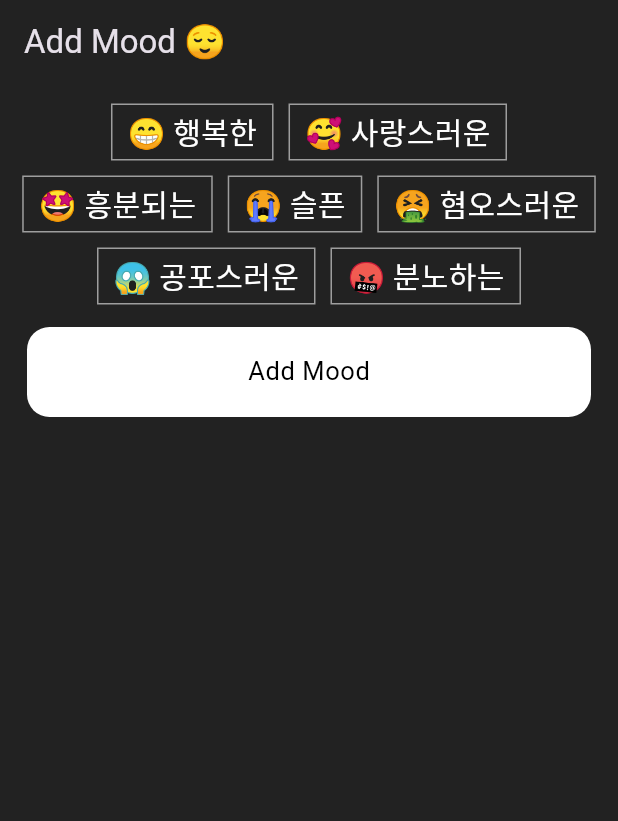
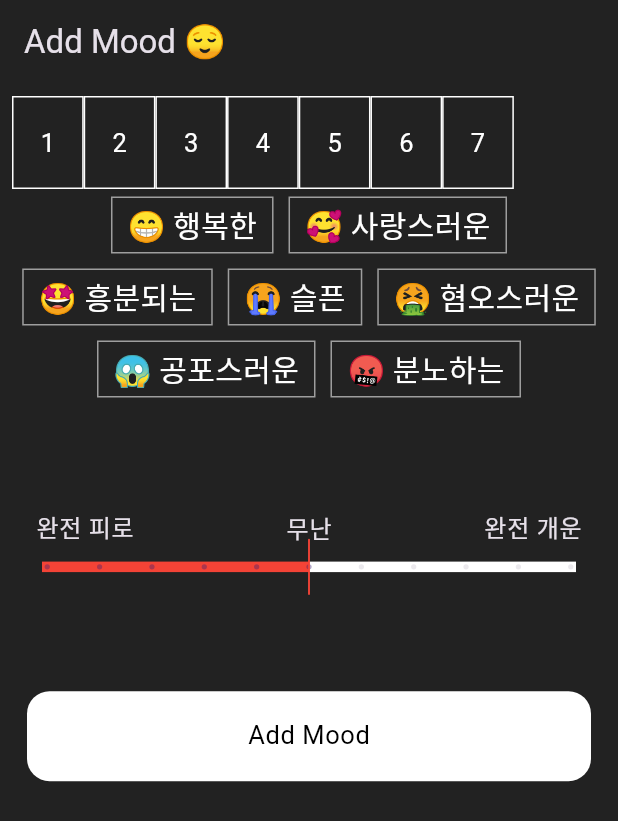
Before and after one commit to DutchVandaline/SOGAK, a Flutter app: the AddMoodScreen screen opened directly, on a phone screen of 412 x 824 dp. Shown: the top 821 px of the screen. Run offline on Flutter 3.47's test engine with Material 3 defaults, Android fonts, the light colour scheme and no system bars; our stand-ins replace shared_preferences, syncfusion_flutter_charts; accounts and stored records are empty.

Commit message:
add screen

```diff
--- a/lib/Screens/AddMoodScreen.dart
+++ b/lib/Screens/AddMoodScreen.dart
@@ -1,10 +1,46 @@
 import 'package:flutter/material.dart';
+import 'package:http/http.dart' as http;
+import 'package:shared_preferences/shared_preferences.dart';
+import 'package:sogak/Widgets/SliderWidget.dart';
+import 'dart:convert';
 
 List<String> MoodList = [];
 
 class AddMoodScreen extends StatefulWidget {
   @override
   State<AddMoodScreen> createState() => _AddMoodScreenState();
+}
+
+void postMood(
+    int _base_mood,
+    String _date,
+    List<int> _detail_mood,
+    String _what_happened,
+    int _tired_rate,
+    int _stress_rate,
+    bool _sogak_bool) async {
+  SharedPreferences prefs = await SharedPreferences.getInstance();
+  String? _userToken = prefs.getString('UserToken');
+  var url =
+      Uri.https('sogak-api-nraiv.run.goorm.site', '/api/feeling/feelings/');
+  var response = await http.post(url, headers: {
+    'Authorization': 'Token $_userToken'
+  }, body: {
+    'base_mood': _base_mood,
+    'date': _date,
+    'detail_mood': _detail_mood,
+    'what_happened': _what_happened,
+    'tired_rate': _tired_rate,
+    'stress_rate': _stress_rate,
+    'sogak_bool': _sogak_bool,
+  });
+  if (response.statusCode == 200) {
+    print(response.body);
+    Map<String, dynamic> jsonData = json.decode(response.body);
+  } else {
+    print('Error: ${response.statusCode}');
+    print('Error body: ${response.body}');
+  }
 }
 
 class _AddMoodScreenState extends State<AddMoodScreen> {
@@ -30,6 +66,19 @@ class _AddMoodScreenState extends State<AddMoodScreen> {
             height: MediaQuery.of(context).size.height,
             child: ListView(
               children: [
+                Container(
+                  child: Row(
+                    children: [
+                      BaseMoodWidget(inputNumber: 1),
+                      BaseMoodWidget(inputNumber: 2),
+                      BaseMoodWidget(inputNumber: 3),
+                      BaseMoodWidget(inputNumber: 4),
+                      BaseMoodWidget(inputNumber: 5),
+                      BaseMoodWidget(inputNumber: 6),
+                      BaseMoodWidget(inputNumber: 7),
+                    ],
+                  ),
+                ),
                 Container(
                   child: Column(
                     children: [
@@ -57,6 +106,10 @@ class _AddMoodScreenState extends State<AddMoodScreen> {
                       ),
                     ],
                   ),
+                ),
+                Padding(
+                  padding: EdgeInsets.all(8.0),
+                  child: SliderWidget(),
                 ),
                 Padding(
                   padding: EdgeInsets.all(10.0),
@@ -104,8 +157,8 @@ class _MoodSelectWidgetState extends State<MoodSelectWidget> {
             setState(() {
               _onpressed = !_onpressed;
               _onpressed
-                    ? MoodList.add(widget.inputMood)
-                    : MoodList.remove(widget.inputMood);
+                  ? MoodList.add(widget.inputMood)
+                  : MoodList.remove(widget.inputMood);
               print(MoodList);
             });
           },
@@ -114,15 +167,38 @@ class _MoodSelectWidgetState extends State<MoodSelectWidget> {
               padding: EdgeInsets.symmetric(horizontal: 10.0, vertical: 3.0),
               child: Text(
                 widget.inputMood,
-                style: _onpressed && MoodList.length <=3
+                style: _onpressed && MoodList.length <= 3
                     ? TextStyle(fontSize: 20.0, color: Colors.black)
                     : TextStyle(fontSize: 20.0, color: Colors.white),
               ),
             ),
             decoration: BoxDecoration(
                 border: Border.all(color: Colors.grey),
-                color: _onpressed && MoodList.length <=3 ? Colors.white : Colors.transparent),
+                color: _onpressed && MoodList.length <= 3
+                    ? Colors.white
+                    : Colors.transparent),
           ),
         ));
   }
 }
+
+class BaseMoodWidget extends StatefulWidget {
+  BaseMoodWidget({required this.inputNumber});
+  final int inputNumber;
+
+  @override
+  State<BaseMoodWidget> createState() => _BaseMoodWidgetState();
+}
+
+class _BaseMoodWidgetState extends State<BaseMoodWidget> {
+  @override
+  Widget build(BuildContext context) {
+    return Container(
+        decoration: BoxDecoration(
+            border: Border.all(color: Colors.white)
+        ),
+        child: Padding(padding: EdgeInsets.all(18.0),
+          child: Text("${widget.inputNumber}"),)
+    );
+  }
+}
--- /dev/null
+++ b/lib/Widgets/CustomSliderThumb.dart
@@ -0,0 +1,66 @@
+import 'package:flutter/material.dart';
+
+class CustomSliderThumbRect extends SliderComponentShape {
+  final double thumbRadius;
+  final thumbHeight;
+  final int min;
+  final int max;
+
+  const CustomSliderThumbRect({
+    required this.thumbRadius,
+    this.thumbHeight,
+    required this.min,
+    required this.max,
+  });
+
+  @override
+  Size getPreferredSize(bool isEnabled, bool isDiscrete) {
+    return Size.fromRadius(thumbRadius);
+  }
+
+  @override
+  Future<void> paint(
+      PaintingContext context,
+      Offset center, {
+        required Animation<double> activationAnimation,
+        required Animation<double> enableAnimation,
+        required bool isDiscrete,
+        required TextPainter labelPainter,
+        required RenderBox parentBox,
+        required SliderThemeData sliderTheme,
+        required TextDirection textDirection,
+        required double value,
+        required double textScaleFactor,
+        required sizeWithOverflow,
+      }) async {
+    final Canvas canvas = context.canvas;
+
+    final rRect = RRect.fromRectAndRadius(
+      Rect.fromCenter(
+          center: center, width: thumbHeight * 0.025, height: thumbHeight * 0.75),
+      Radius.circular(thumbRadius * 0.4),
+    );
+
+    final paint = Paint()
+      ..color = sliderTheme.activeTrackColor! //Thumb Background Color
+      ..style = PaintingStyle.fill;
+
+    TextSpan span = new TextSpan(
+        style: new TextStyle(
+            fontSize: thumbHeight * .3,
+            fontWeight: FontWeight.w700,
+            color: sliderTheme.thumbColor,
+            height: 1),
+        text: ' ');
+    TextPainter tp = new TextPainter(
+        text: span,
+        textAlign: TextAlign.left,
+        textDirection: TextDirection.ltr);
+    tp.layout();
+    Offset textCenter =
+    Offset(center.dx - (tp.width / 2), center.dy - (tp.height / 2));
+
+    canvas.drawRRect(rRect, paint);
+    tp.paint(canvas, textCenter);
+  }
+}
--- /dev/null
+++ b/lib/Widgets/SliderWidget.dart
@@ -0,0 +1,62 @@
+import 'package:flutter/material.dart';
+import 'package:sogak/Widgets/CustomSliderThumb.dart';
+
+int tiredRate = 5;
+
+class SliderWidget extends StatefulWidget {
+  @override
+  State<SliderWidget> createState() => _SliderWidgetState();
+}
+
+class _SliderWidgetState extends State<SliderWidget> {
+  @override
+  Widget build(BuildContext context) {
+    return Container(
+      height: MediaQuery.of(context).size.height * 0.2,
+      padding: EdgeInsets.symmetric(horizontal: 8.0),
+      child: Column(
+        mainAxisAlignment: MainAxisAlignment.center,
+        children: [
+          Container(
+            child: Row(
+              mainAxisAlignment: MainAxisAlignment.spaceBetween,
+              children: [
+                Text("완전 피로",style: Theme.of(context).textTheme.bodyText1),
+                Text("무난",style: Theme.of(context).textTheme.bodyText1,),
+                Text("완전 개운",style: Theme.of(context).textTheme.bodyText1,),
+              ],
+            ),
+          ),
+          SizedBox(height: 10.0,),
+          SliderTheme(
+            data: SliderTheme.of(context).copyWith(
+              trackShape: RectangularSliderTrackShape(),
+              thumbShape: CustomSliderThumbRect(
+                  thumbRadius: 4.0,
+                  min: 0,
+                  max: 10,
+                  thumbHeight: 50.0),
+              overlayShape: SliderComponentShape.noOverlay,
+              valueIndicatorShape: SliderComponentShape.noOverlay,
+              inactiveTrackColor: Colors.white,
+              activeTrackColor: Colors.red,
+              trackHeight: 7.0,
+            ),
+            child: Slider(
+              value: tiredRate.toDouble(),
+              onChanged: (double newValue) {
+                setState(() {
+                  tiredRate = newValue.toInt();
+                  print(tiredRate);
+                });
+              },
+              min: 0.0,
+              max: 10.0,
+              divisions: 10,
+            ),
+          ),
+        ],
+      ),
+    );
+  }
+}
```
